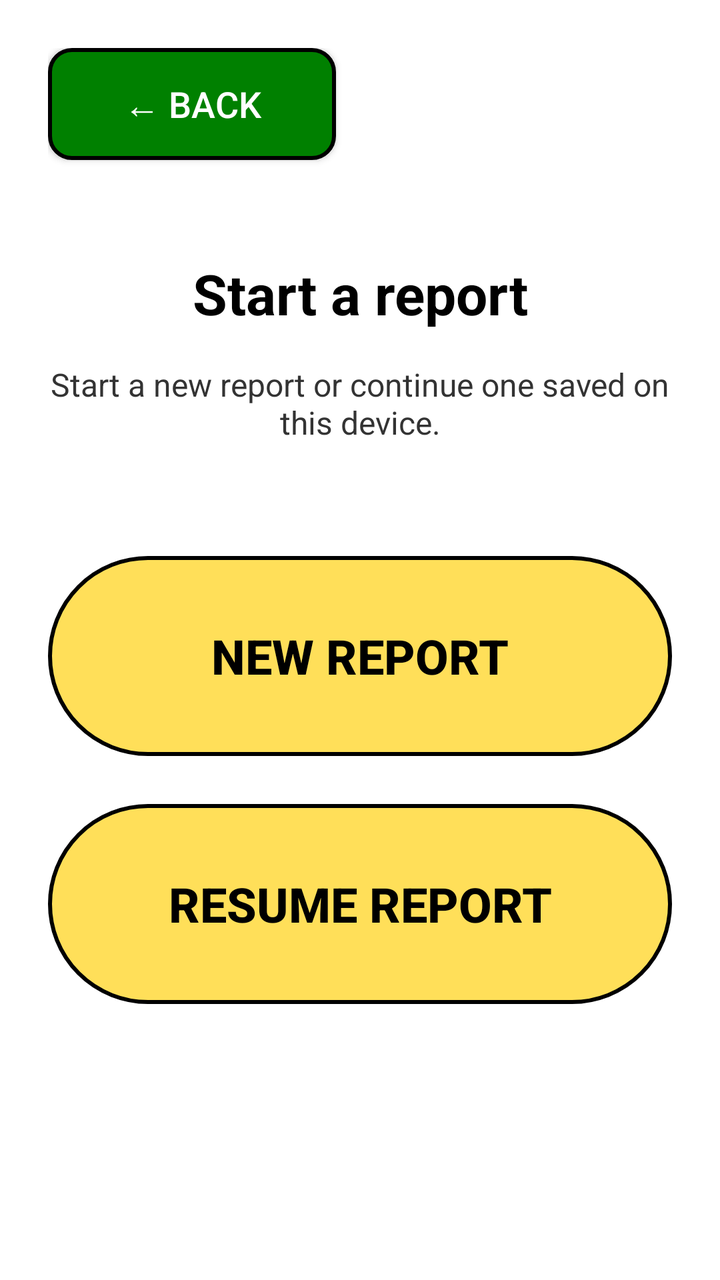
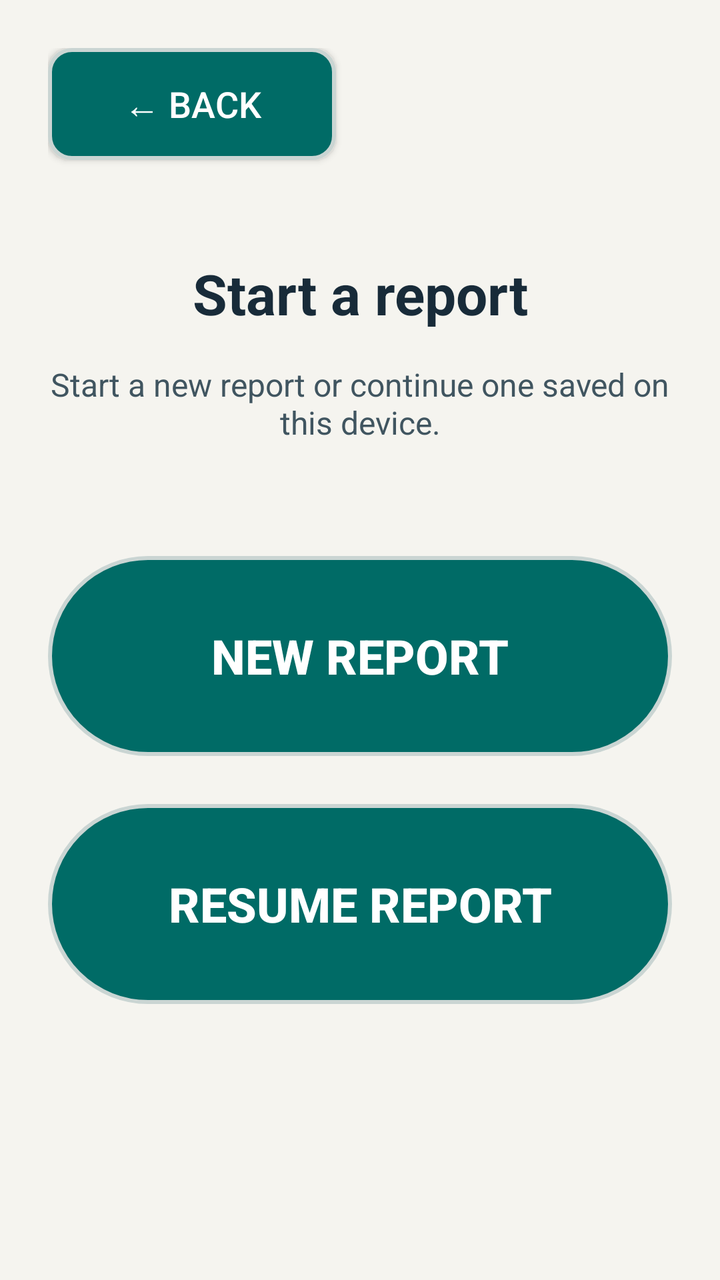

Compare the two renders of this Android layout. The source of the first and the diff that turns it into the second are given below.
<!-- AndroidManifest.xml: application theme Theme.JavaReportingSystem -->
<!-- res/layout/activity_report_start.xml -->
<?xml version="1.0" encoding="utf-8"?>
<FrameLayout xmlns:android="http://schemas.android.com/apk/res/android"
    android:id="@+id/main"
    android:layout_width="match_parent"
    android:layout_height="match_parent"
    android:background="@android:color/white">

    <ScrollView
        android:layout_width="match_parent"
        android:layout_height="match_parent"
        android:fillViewport="true">

        <LinearLayout
            android:layout_width="match_parent"
            android:layout_height="wrap_content"
            android:orientation="vertical"
            android:padding="24dp">

            <Button
                android:id="@+id/btnBack"
                android:layout_width="144dp"
                android:layout_height="56dp"
                android:background="@drawable/back_button"
                android:text="@string/back"
                android:textAllCaps="false"
                android:textColor="@color/white"
                android:textSize="18sp" />

            <TextView
                android:layout_width="match_parent"
                android:layout_height="wrap_content"
                android:layout_marginTop="48dp"
                android:gravity="center"
                android:text="@string/report_start_title"
                android:textColor="@android:color/black"
                android:textSize="28sp"
                android:textStyle="bold" />

            <TextView
                android:layout_width="match_parent"
                android:layout_height="wrap_content"
                android:layout_marginTop="16dp"
                android:gravity="center"
                android:text="@string/report_start_explanation"
                android:textColor="#333333"
                android:textSize="16sp" />

            <Button
                android:id="@+id/btnNewReport"
                android:layout_width="match_parent"
                android:layout_height="wrap_content"
                android:layout_marginTop="56dp"
                android:background="@drawable/button_yellow"
                android:backgroundTint="@null"
                android:insetBottom="0dp"
                android:insetTop="0dp"
                android:minHeight="100dp"
                android:padding="16dp"
                android:stateListAnimator="@null"
                android:text="@string/new_report"
                android:textColor="@android:color/black"
                android:textSize="24sp"
                android:textStyle="bold" />

            <Button
                android:id="@+id/btnResumeReport"
                android:layout_width="match_parent"
                android:layout_height="wrap_content"
                android:layout_marginTop="24dp"
                android:background="@drawable/button_yellow"
                android:backgroundTint="@null"
                android:enabled="false"
                android:insetBottom="0dp"
                android:insetTop="0dp"
                android:minHeight="100dp"
                android:padding="16dp"
                android:stateListAnimator="@null"
                android:text="@string/resume_report"
                android:textColor="@android:color/black"
                android:textSize="24sp"
                android:textStyle="bold" />
        </LinearLayout>
    </ScrollView>
</FrameLayout>
<!-- resources referenced by this layout -->
<resources>
  <color name="white">#FFFFFFFF</color>
  <!-- drawable back_button (drawable) -->
  <?xml version="1.0" encoding="utf-8"?>
  <shape xmlns:android="http://schemas.android.com/apk/res/android"
      android:shape="rectangle">
  
      <solid android:color="#008000" />
  
      <stroke
          android:width="2dp"
          android:color="#000000" />
  
      <corners android:radius="11dp" />
  
  </shape>
  <!-- drawable button_yellow (drawable) -->
  <?xml version="1.0" encoding="utf-8"?>
  <shape xmlns:android="http://schemas.android.com/apk/res/android"
      android:shape="rectangle">
  
      <solid android:color="#FFDF59" />
  
      <stroke
          android:width="2dp"
          android:color="#000000" />
  
      <corners android:radius="70dp" />
  
  </shape>
  <string name="back">← BACK</string>
  <string name="new_report">NEW REPORT</string>
  <string name="report_start_explanation">Start a new report or continue one saved on this device.</string>
  <string name="report_start_title">Start a report</string>
  <string name="resume_report">RESUME REPORT</string>
  <style name="Theme.JavaReportingSystem" parent="Base.Theme.JavaReportingSystem" />
  <style name="Base.Theme.JavaReportingSystem" parent="Theme.AppCompat.DayNight.NoActionBar">
          
          
      </style>
</resources>

<!-- the commit's change to res/layout/activity_report_start.xml (unified diff, before → after) -->
@@ -1,9 +1,10 @@
 <?xml version="1.0" encoding="utf-8"?>
 <FrameLayout xmlns:android="http://schemas.android.com/apk/res/android"
+    xmlns:app="http://schemas.android.com/apk/res-auto"
     android:id="@+id/main"
     android:layout_width="match_parent"
     android:layout_height="match_parent"
-    android:background="@android:color/white">
+    android:background="@color/safety_background">
 
     <ScrollView
         android:layout_width="match_parent"
@@ -23,8 +24,9 @@
                 android:background="@drawable/back_button"
                 android:text="@string/back"
                 android:textAllCaps="false"
-                android:textColor="@color/white"
-                android:textSize="18sp" />
+                android:textColor="@color/safety_on_action"
+                android:textSize="18sp"
+                app:backgroundTint="@null" />
 
             <TextView
                 android:layout_width="match_parent"
@@ -32,7 +34,7 @@
                 android:layout_marginTop="48dp"
                 android:gravity="center"
                 android:text="@string/report_start_title"
-                android:textColor="@android:color/black"
+                android:textColor="@color/safety_text"
                 android:textSize="28sp"
                 android:textStyle="bold" />
 
@@ -42,7 +44,7 @@
                 android:layout_marginTop="16dp"
                 android:gravity="center"
                 android:text="@string/report_start_explanation"
-                android:textColor="#333333"
+                android:textColor="@color/safety_text_secondary"
                 android:textSize="16sp" />
 
             <Button
@@ -51,16 +53,16 @@
                 android:layout_height="wrap_content"
                 android:layout_marginTop="56dp"
                 android:background="@drawable/button_yellow"
-                android:backgroundTint="@null"
                 android:insetBottom="0dp"
                 android:insetTop="0dp"
                 android:minHeight="100dp"
                 android:padding="16dp"
                 android:stateListAnimator="@null"
                 android:text="@string/new_report"
-                android:textColor="@android:color/black"
+                android:textColor="@color/safety_on_action"
                 android:textSize="24sp"
-                android:textStyle="bold" />
+                android:textStyle="bold"
+                app:backgroundTint="@null" />
 
             <Button
                 android:id="@+id/btnResumeReport"
@@ -68,7 +70,6 @@
                 android:layout_height="wrap_content"
                 android:layout_marginTop="24dp"
                 android:background="@drawable/button_yellow"
-                android:backgroundTint="@null"
                 android:enabled="false"
                 android:insetBottom="0dp"
                 android:insetTop="0dp"
@@ -76,9 +77,10 @@
                 android:padding="16dp"
                 android:stateListAnimator="@null"
                 android:text="@string/resume_report"
-                android:textColor="@android:color/black"
+                android:textColor="@color/safety_on_action"
                 android:textSize="24sp"
-                android:textStyle="bold" />
+                android:textStyle="bold"
+                app:backgroundTint="@null" />
         </LinearLayout>
     </ScrollView>
 </FrameLayout>
<!-- resource entries referenced after the edit -->
@@ -1,16 +1,19 @@
 <!-- resources referenced by this layout -->
 <resources>
-  <color name="white">#FFFFFFFF</color>
+  <color name="safety_background">#F5F4EF</color>
+  <color name="safety_on_action">#FFFFFF</color>
+  <color name="safety_text">#182B39</color>
+  <color name="safety_text_secondary">#405560</color>
   <!-- drawable back_button (drawable) -->
   <?xml version="1.0" encoding="utf-8"?>
   <shape xmlns:android="http://schemas.android.com/apk/res/android"
       android:shape="rectangle">
   
-      <solid android:color="#008000" />
+      <solid android:color="@color/safety_action" />
   
       <stroke
           android:width="2dp"
-          android:color="#000000" />
+          android:color="@color/safety_border" />
   
       <corners android:radius="11dp" />
   
@@ -20,11 +23,11 @@
   <shape xmlns:android="http://schemas.android.com/apk/res/android"
       android:shape="rectangle">
   
-      <solid android:color="#FFDF59" />
+      <solid android:color="@color/safety_action" />
   
       <stroke
           android:width="2dp"
-          android:color="#000000" />
+          android:color="@color/safety_border" />
   
       <corners android:radius="70dp" />
   
@@ -35,9 +38,20 @@
   <string name="report_start_title">Start a report</string>
   <string name="resume_report">RESUME REPORT</string>
   <style name="Theme.JavaReportingSystem" parent="Base.Theme.JavaReportingSystem" />
-  <style name="Base.Theme.JavaReportingSystem" parent="Theme.AppCompat.DayNight.NoActionBar">
-          
-          
+  <color name="safety_action">#006B66</color>
+  <color name="safety_border">#CAD5D3</color>
+  <style name="Base.Theme.JavaReportingSystem" parent="Theme.AppCompat.Light.NoActionBar">
+          <item name="colorPrimary">@color/safety_action</item>
+          <item name="colorOnPrimary">@color/safety_on_action</item>
+          <item name="colorSurface">@color/safety_surface</item>
+          <item name="colorOnSurface">@color/safety_text</item>
+          <item name="android:colorAccent">@color/safety_action</item>
+          <item name="android:windowBackground">@color/safety_background</item>
+          <item name="android:statusBarColor">@color/safety_background</item>
+          <item name="android:navigationBarColor">@color/safety_background</item>
+          <item name="android:windowLightStatusBar">true</item>
+          <item name="android:windowLightNavigationBar">true</item>
       </style>
+  <color name="safety_surface">#FFFFFF</color>
 </resources>
 
